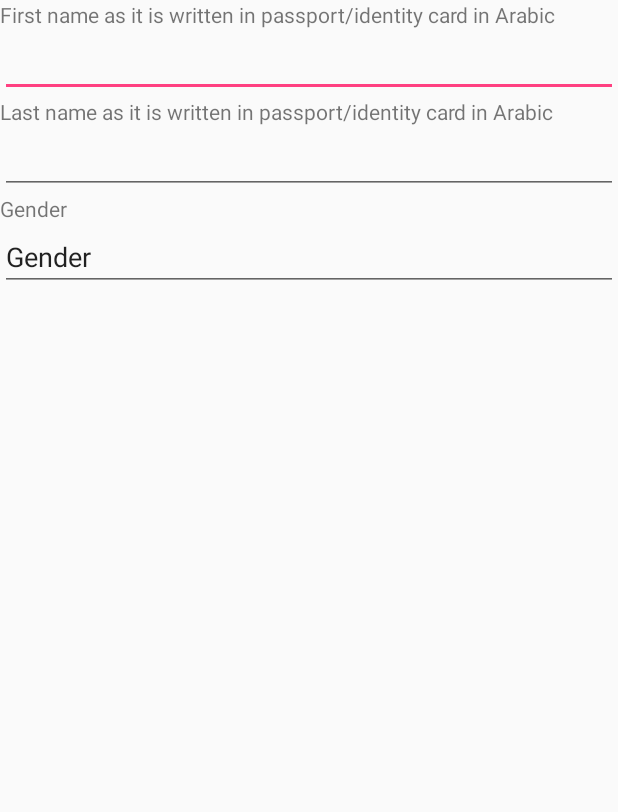
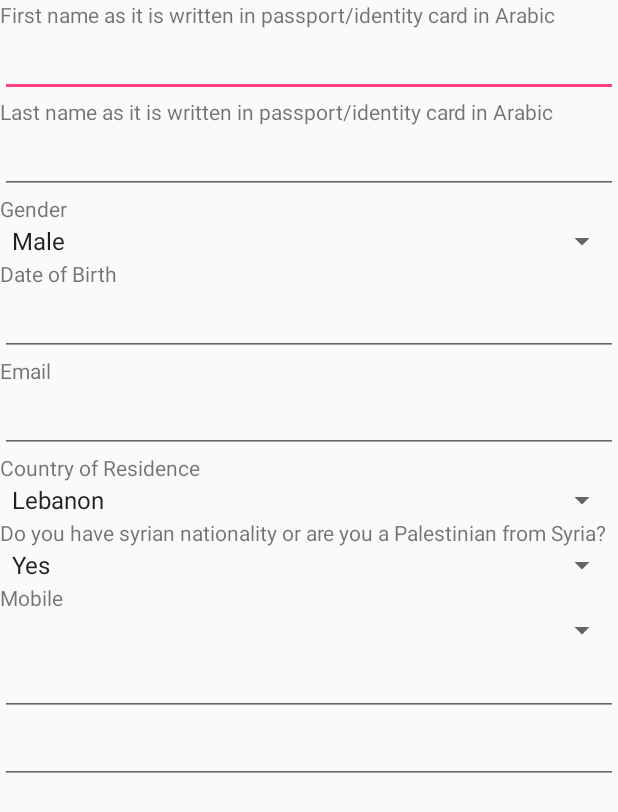
Before and after one commit to minakhan01/spark, an Android app: the fragment AccountInformationFragment shown on its own in the app's theme, on a phone screen of 412 x 824 dp. Shown: the top 812 px of the screen. Run offline under Robolectric (Android 15) with nearby library versions, the phone set to English and light mode, and no system bars.

Commit message:
personal information fragment setup

```diff
--- a/app/src/main/java/com/spark/spark/AccountInformationFragment.java
+++ b/app/src/main/java/com/spark/spark/AccountInformationFragment.java
@@ -5,6 +5,8 @@ import android.support.v4.app.Fragment;
 import android.view.LayoutInflater;
 import android.view.View;
 import android.view.ViewGroup;
+import android.widget.ArrayAdapter;
+import android.widget.Spinner;
 
 /**
  * Created by khan32m on 4/23/16.
@@ -15,6 +17,22 @@ public class AccountInformationFragment extends Fragment {
                            Bundle savedInstanceState) {
     View view = null;
     view = inflater.inflate(R.layout.fragment_account_information, container, false);
+
+    Spinner genderSpinner = (Spinner) view.findViewById(R.id.gender_spinner);
+    ArrayAdapter<CharSequence> genderAdapter = ArrayAdapter.createFromResource(getActivity(), R.array.gender, android.R.layout.simple_spinner_item);
+    genderAdapter.setDropDownViewResource(android.R.layout.simple_spinner_dropdown_item);
+    genderSpinner.setAdapter(genderAdapter);
+
+    Spinner countryOfResidenceSpinner = (Spinner) view.findViewById(R.id.country_of_residence_input);
+    ArrayAdapter<CharSequence> countryOfResidenceAdapter = ArrayAdapter.createFromResource(getActivity(), R.array.country_of_residence, android.R.layout.simple_spinner_item);
+    genderAdapter.setDropDownViewResource(android.R.layout.simple_spinner_dropdown_item);
+    countryOfResidenceSpinner.setAdapter(countryOfResidenceAdapter);
+
+    Spinner palestinianOrSyrianSpinner = (Spinner) view.findViewById(R.id.palestinian_or_syrian_input);
+    ArrayAdapter<CharSequence> palestinianOrSyrianAdapter = ArrayAdapter.createFromResource(getActivity(), R.array.yes_no, android.R.layout.simple_spinner_item);
+    genderAdapter.setDropDownViewResource(android.R.layout.simple_spinner_dropdown_item);
+    palestinianOrSyrianSpinner.setAdapter(palestinianOrSyrianAdapter);
+
     return view;
   }
 }
--- a/app/src/main/res/layout/content_main.xml
+++ b/app/src/main/res/layout/content_main.xml
@@ -13,11 +13,6 @@
   tools:context="com.spark.spark.MainActivity"
   tools:showIn="@layout/app_bar_main">
 
-  <TextView
-    android:layout_width="wrap_content"
-    android:layout_height="wrap_content"
-    android:text="Hello World!"/>
-
   <FrameLayout
     android:layout_width="match_parent"
     android:layout_height="match_parent" android:id="@+id/content_frame"/>
--- a/app/src/main/res/layout/fragment_account_information.xml
+++ b/app/src/main/res/layout/fragment_account_information.xml
@@ -25,10 +25,62 @@
     android:layout_width="match_parent"
     android:layout_height="wrap_content"
     android:text="@string/gender_field"/>
+  <Spinner
+    android:id="@+id/gender_spinner"
+    android:layout_width="match_parent"
+    android:layout_height="wrap_content"/>
+
+  <TextView
+    android:layout_width="match_parent"
+    android:layout_height="wrap_content"
+    android:text="@string/dob_field"/>
   <EditText
     android:layout_width="match_parent"
     android:layout_height="wrap_content"
-    android:text="@string/gender_field"
-    android:id="@+id/gender_input"/>
+    android:id="@+id/dob_input"/>
+
+  <TextView
+    android:layout_width="match_parent"
+    android:layout_height="wrap_content"
+    android:text="@string/email_field"/>
+  <EditText
+    android:layout_width="match_parent"
+    android:layout_height="wrap_content"
+    android:id="@+id/email_input"/>
+
+  <TextView
+    android:layout_width="match_parent"
+    android:layout_height="wrap_content"
+    android:text="@string/country_of_residence_field"/>
+  <Spinner
+    android:layout_width="match_parent"
+    android:layout_height="wrap_content"
+    android:id="@+id/country_of_residence_input"/>
+
+  <TextView
+    android:layout_width="match_parent"
+    android:layout_height="wrap_content"
+    android:text="@string/palestinian_or_syrian_field"/>
+  <Spinner
+    android:layout_width="match_parent"
+    android:layout_height="wrap_content"
+    android:id="@+id/palestinian_or_syrian_input"/>
+
+  <TextView
+    android:layout_width="match_parent"
+    android:layout_height="wrap_content"
+    android:text="@string/mobile_field"/>
+  <Spinner
+    android:layout_width="match_parent"
+    android:layout_height="wrap_content"
+    android:id="@+id/country_code_input"/>
+  <EditText
+    android:layout_width="match_parent"
+    android:layout_height="wrap_content"
+    android:id="@+id/area_code_input"/>
+  <EditText
+    android:layout_width="match_parent"
+    android:layout_height="wrap_content"
+    android:id="@+id/phone_number_input"/>
 
 </LinearLayout>
--- a/app/src/main/res/layout/fragment_personal_information.xml
+++ b/app/src/main/res/layout/fragment_personal_information.xml
@@ -3,5 +3,13 @@
               android:orientation="vertical"
               android:layout_width="match_parent"
               android:layout_height="match_parent">
+  <TextView
+    android:layout_width="match_parent"
+    android:layout_height="wrap_content"
+    android:text="@string/applied_resettlement_field"/>
+  <!--<Spinner-->
+    <!--android:layout_width="match_parent"-->
+    <!--android:layout_height="wrap_content"-->
+    <!--android:id="@+id/palestinian_or_syrian_input"/>-->
 
 </LinearLayout>
--- a/app/src/main/res/values/strings.xml
+++ b/app/src/main/res/values/strings.xml
@@ -173,6 +173,16 @@
     <item>Yes</item>
     <item>No</item>
   </string-array>
+
+  <string-array name="country_of_residence">
+    <item>Lebanon</item>
+    <item>Irag</item>
+    <item>Jordan</item>
+    <item>Turkey</item>
+    <item>Syria</item>
+    <item>The occupied Palestinian</item>
+    <item>Other</item>
+    </string-array>
 
   <string-array name="country_code">
     <item>Afghanistan 93</item>
```
